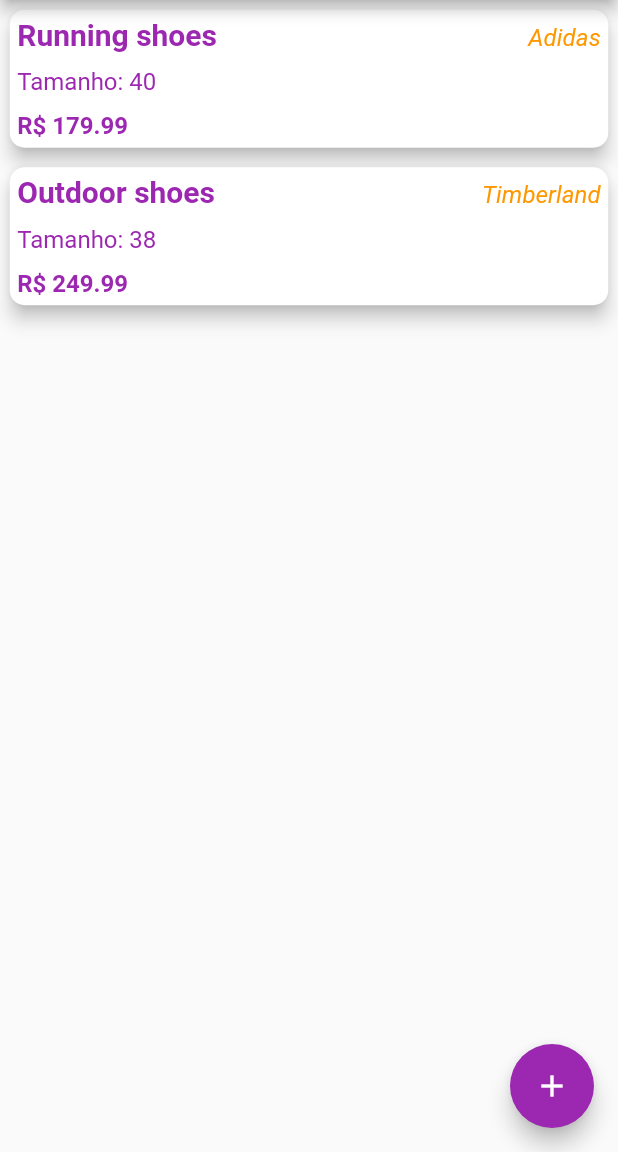
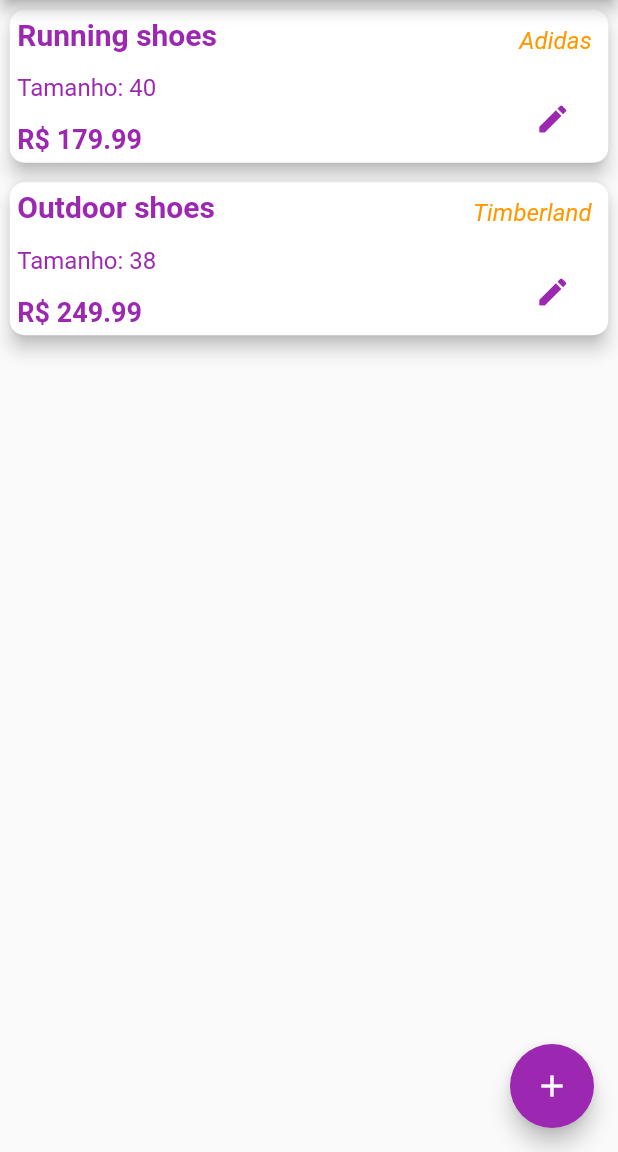
Before and after one commit to raphasauer/desafio-linx, a Flutter app: the screen it shows after launch, on a phone screen of 412 x 824 dp, the part 84-1236 px from its top. Run offline on Flutter 3.47's test engine with Material 2 defaults, Android fonts, the phone set to English and light mode, and no system bars.

Commit message:
Adicionado botão ao card de calçado

```diff
--- a/lib/widgets/add_shoe.dart
+++ b/lib/widgets/add_shoe.dart
@@ -27,7 +27,7 @@
         textAlign: TextAlign.center,
       ),
       actionsAlignment: MainAxisAlignment.center,
-      content: Container(
+      content: SizedBox(
         height: 300,
         child: Column(
           mainAxisAlignment: MainAxisAlignment.spaceBetween,
--- a/lib/widgets/shoe_widget.dart
+++ b/lib/widgets/shoe_widget.dart
@@ -1,19 +1,18 @@
-// ignore_for_file: prefer_const_constructors
+// ignore_for_file: prefer_const_constructors, use_key_in_widget_constructors
 
 import 'package:flutter/material.dart';
 import '../models/shoe.dart';
 
 class ShoeWidget extends StatelessWidget {
-
   final Shoe shoe;
 
-  ShoeWidget(this.shoe);
+  const ShoeWidget(this.shoe);
 
   @override
   Widget build(BuildContext context) {
     return Container(
         margin: EdgeInsets.all(2.5),
-      height: 100,
+        height: 110,
         child: Card(
             shape: RoundedRectangleBorder(
               borderRadius: BorderRadius.circular(10),
@@ -21,40 +20,55 @@
             elevation: 5,
             child: Container(
               padding: EdgeInsets.all(5),
-          child: Column(
+              child: Row(
                 mainAxisAlignment: MainAxisAlignment.spaceBetween,
                 crossAxisAlignment: CrossAxisAlignment.start,
                 children: [
-              Row(
+                  Column(
                     mainAxisAlignment: MainAxisAlignment.spaceBetween,
-                crossAxisAlignment: CrossAxisAlignment.end,
+                    crossAxisAlignment: CrossAxisAlignment.start,
                     children: [
-                  Text(shoe.modelName,
+                      Text(
+                        shoe.modelName,
                         style: const TextStyle(
                           fontSize: 20,
                           fontWeight: FontWeight.bold,
                           color: Colors.purple,
-                  ),),
-                  Text(shoe.brand,
+                        ),
+                      ),
+                      Text('Tamanho: ${shoe.size}',
+                          style: TextStyle(color: Colors.purple, fontSize: 16)),
+                      Text('R\$ ${shoe.price}',
+                          style: TextStyle(
+                            fontSize: 18,
+                            fontWeight: FontWeight.bold,
+                            color: Colors.purple,
+                          )),
+                    ],
+                  ),
+                  Column(
+                    mainAxisAlignment: MainAxisAlignment.spaceBetween,
+                    crossAxisAlignment: CrossAxisAlignment.end,
+                    children: [
+                      Padding(
+                        padding: const EdgeInsets.all(6.0),
+                        child: Text(shoe.brand,
                             style: TextStyle(
                               fontStyle: FontStyle.italic,
                               fontSize: 16,
                               color: Colors.orange,
-
                             )),
+                      ),
+                      TextButton(
+                        child: Icon(
+                          Icons.edit,
+                        ),
+                        onPressed: () => print('pressed'),
+                      ),
                     ],
                   ),
-              Text('Tamanho: ${shoe.size}', style: TextStyle(color: Colors.purple, fontSize: 16)),
-              Text('R\$ ${shoe.price}', style: TextStyle(
-                fontSize: 16,
-                fontWeight: FontWeight.bold,
-                                    color: Colors.purple,
-
-              )),
                 ],
               ),
-        ),
-      ),
-    );
+            )));
   }
 }
```
Lines whose indentation alone changed are shown as unchanged.
